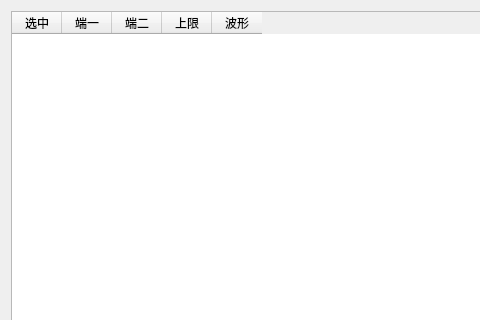
Qt form PageMag.ui (bloglink/aip-tester) before a commit; both pictures show x 0 to 480 and y 0 to 320 of the 800 by 600 pixel window.
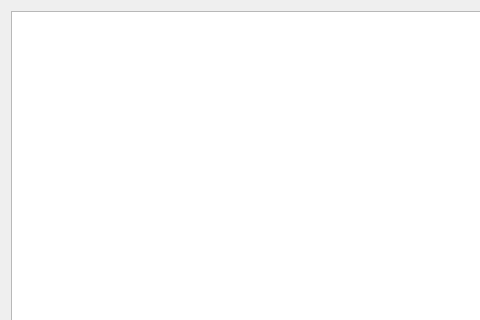
The same form after that commit.

```diff
--- a/PageMag.ui
+++ b/PageMag.ui
@@ -15,7 +15,7 @@
   </property>
   <layout class="QVBoxLayout" name="verticalLayout" stretch="1,0">
    <item>
-    <widget class="QTableWidget" name="TabParams">
+    <widget class="QTableView" name="parameters">
      <property name="horizontalScrollBarPolicy">
       <enum>Qt::ScrollBarAlwaysOff</enum>
      </property>
@@ -31,37 +31,12 @@
      <property name="selectionMode">
       <enum>QAbstractItemView::SingleSelection</enum>
      </property>
-     <attribute name="horizontalHeaderDefaultSectionSize">
+     <attribute name="horizontalHeaderMinimumSectionSize">
       <number>50</number>
      </attribute>
-     <attribute name="verticalHeaderVisible">
-      <bool>true</bool>
+     <attribute name="verticalHeaderDefaultSectionSize">
+      <number>1</number>
      </attribute>
-     <column>
-      <property name="text">
-       <string>选中</string>
-      </property>
-     </column>
-     <column>
-      <property name="text">
-       <string>端一</string>
-      </property>
-     </column>
-     <column>
-      <property name="text">
-       <string>端二</string>
-      </property>
-     </column>
-     <column>
-      <property name="text">
-       <string>上限</string>
-      </property>
-     </column>
-     <column>
-      <property name="text">
-       <string>波形</string>
-      </property>
-     </column>
     </widget>
    </item>
    <item>
```
Left out of the diff: 4 changed lines with no effect on the pictures.
